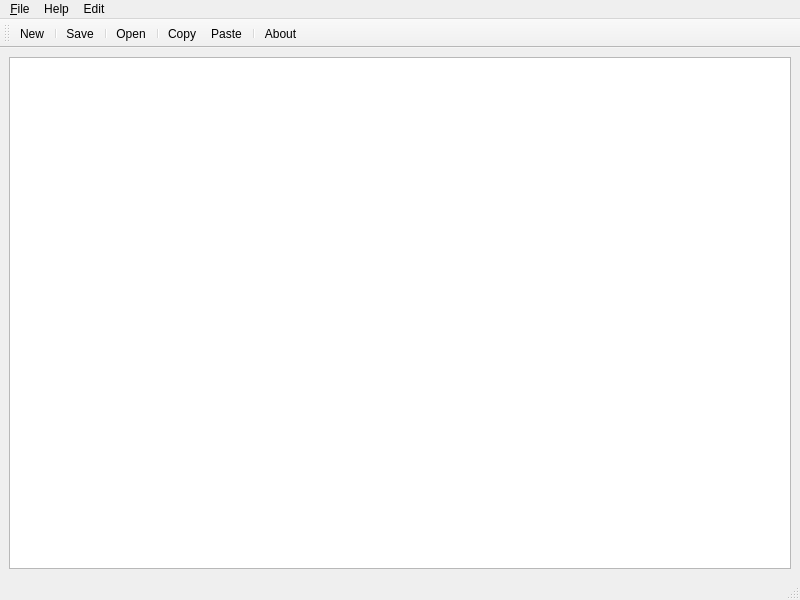
Qt form interfazArchivo.ui (jonathanfc15/Automatas_Final) before a commit.
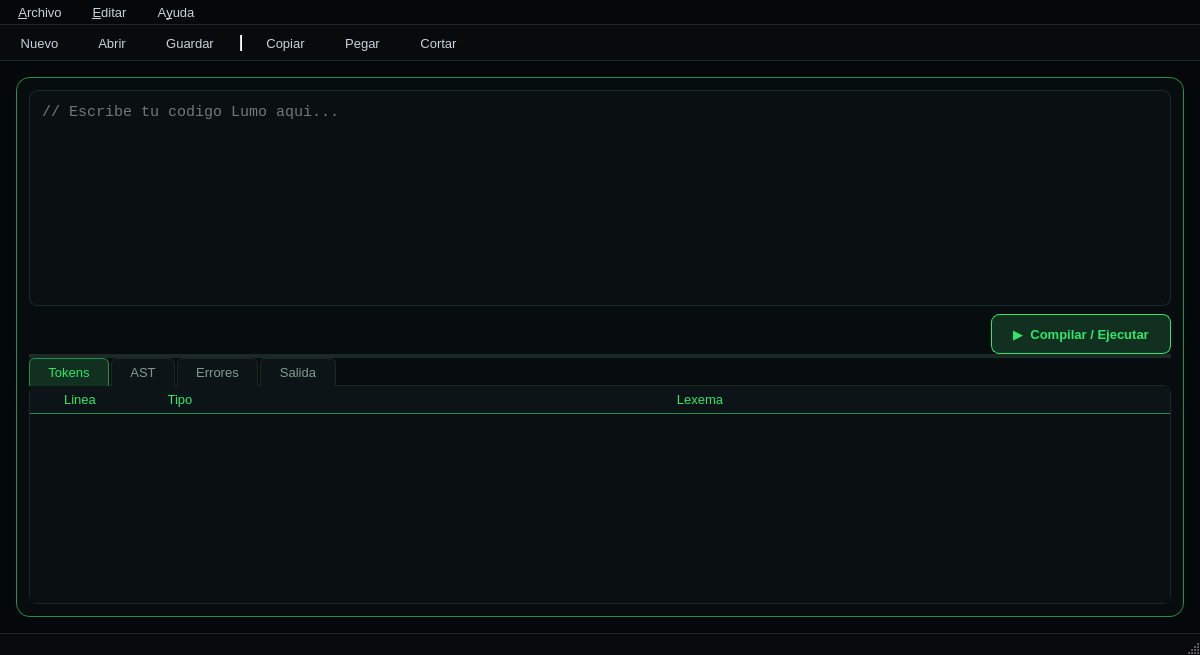
The same form after that commit. Icons and pictures are not drawn.

Commit message: Casi terminado

The edit to the form file:
```diff
--- a/interfazArchivo.ui
+++ b/interfazArchivo.ui
@@ -6,159 +6,365 @@
    <rect>
     <x>0</x>
     <y>0</y>
-    <width>800</width>
-    <height>600</height>
+    <width>1200</width>
+    <height>655</height>
    </rect>
   </property>
+  <property name="minimumSize">
+   <size>
+    <width>800</width>
+    <height>450</height>
+   </size>
+  </property>
   <property name="windowTitle">
-   <string>MainWindow</string>
+   <string>Editor Lumo</string>
+  </property>
+  <property name="styleSheet">
+   <string notr="true">QMainWindow {
+    background-color: #05080a;
+}
+QWidget#centralwidget {
+    background-color: #05080a;
+}
+QWidget {
+    color: #c9d1d9;
+    font-family: "Inter", "Segoe UI", "Noto Sans", sans-serif;
+    font-size: 10pt;
+}
+QFrame#marcoPrincipal {
+    background-color: rgba(8, 12, 14, 235);
+    border: 1px solid #1f8f4e;
+    border-radius: 14px;
+}
+QPlainTextEdit#plainTextEdit {
+    background-color: #0a0f12;
+    color: #d6e4dc;
+    border: 1px solid #1c2a26;
+    border-radius: 8px;
+    padding: 8px;
+    selection-background-color: #1f8f4e;
+    selection-color: #ffffff;
+    font-family: "JetBrains Mono", "Fira Code", "DejaVu Sans Mono", "Consolas", monospace;
+    font-size: 11pt;
+}
+QPlainTextEdit#plainTextEdit:focus {
+    border: 1px solid #2ee66b;
+}
+QPushButton#botonCompilar {
+    background-color: #12301f;
+    color: #2ee66b;
+    border: 1px solid #2ee66b;
+    border-radius: 8px;
+    padding: 8px 20px;
+    font-weight: 600;
+    min-height: 22px;
+}
+QPushButton#botonCompilar:hover {
+    background-color: #1a4a2e;
+    color: #7dffa8;
+    border: 1px solid #7dffa8;
+}
+QPushButton#botonCompilar:pressed {
+    background-color: #2ee66b;
+    color: #05080a;
+}
+QTabWidget::pane {
+    border: 1px solid #1c2a26;
+    border-radius: 8px;
+    background-color: #0a0f12;
+    top: -1px;
+}
+QTabBar::tab {
+    background-color: #0d1417;
+    color: #7f9a8d;
+    padding: 6px 18px;
+    border: 1px solid #1c2a26;
+    border-bottom: none;
+    border-top-left-radius: 6px;
+    border-top-right-radius: 6px;
+    margin-right: 2px;
+}
+QTabBar::tab:selected {
+    background-color: #12301f;
+    color: #2ee66b;
+    border-color: #1f8f4e;
+}
+QTreeWidget, QTableWidget, QPlainTextEdit#textoSalida, QListWidget {
+    background-color: #0a0f12;
+    color: #d6e4dc;
+    border: none;
+    alternate-background-color: #0d1417;
+    gridline-color: #1c2a26;
+    font-family: "JetBrains Mono", "Fira Code", "DejaVu Sans Mono", "Consolas", monospace;
+}
+QHeaderView::section {
+    background-color: #0d1417;
+    color: #2ee66b;
+    border: none;
+    border-bottom: 1px solid #1f8f4e;
+    padding: 4px 8px;
+}
+QMenuBar {
+    background-color: #05080a;
+    color: #c9d1d9;
+    border-bottom: 1px solid #1c2a26;
+}
+QMenuBar::item {
+    padding: 5px 12px;
+    background: transparent;
+}
+QMenuBar::item:selected {
+    background-color: #12301f;
+    color: #2ee66b;
+    border-radius: 4px;
+}
+QMenu {
+    background-color: #0a0f12;
+    border: 1px solid #1f8f4e;
+    border-radius: 6px;
+    padding: 4px;
+}
+QMenu::item {
+    padding: 6px 24px;
+    border-radius: 4px;
+}
+QMenu::item:selected {
+    background-color: #12301f;
+    color: #2ee66b;
+}
+QMenu::separator {
+    height: 1px;
+    background: #1c2a26;
+    margin: 4px 8px;
+}
+QToolBar {
+    background-color: #070b0d;
+    border: none;
+    border-bottom: 1px solid #1c2a26;
+    spacing: 6px;
+    padding: 4px;
+}
+QToolButton {
+    background: transparent;
+    color: #c9d1d9;
+    border: 1px solid transparent;
+    border-radius: 6px;
+    padding: 4px 10px;
+}
+QToolButton:hover {
+    background-color: #12301f;
+    border: 1px solid #1f8f4e;
+    color: #2ee66b;
+}
+QStatusBar {
+    background-color: #070b0d;
+    color: #7f9a8d;
+    border-top: 1px solid #1c2a26;
+}
+QScrollBar:vertical {
+    background: #070b0d;
+    width: 10px;
+    margin: 0;
+}
+QScrollBar::handle:vertical {
+    background: #1f8f4e;
+    border-radius: 5px;
+    min-height: 24px;
+}
+QScrollBar::add-line:vertical, QScrollBar::sub-line:vertical { height: 0; }
+QScrollBar:horizontal {
+    background: #070b0d;
+    height: 10px;
+    margin: 0;
+}
+QScrollBar::handle:horizontal {
+    background: #1f8f4e;
+    border-radius: 5px;
+    min-width: 24px;
+}
+QScrollBar::add-line:horizontal, QScrollBar::sub-line:horizontal { width: 0; }
+QSplitter::handle {
+    background-color: #1c2a26;
+}
+QSplitter::handle:hover {
+    background-color: #2ee66b;
+}</string>
   </property>
   <widget class="QWidget" name="centralwidget">
-   <layout class="QHBoxLayout" name="horizontalLayout">
+   <layout class="QVBoxLayout" name="layoutCentral">
+    <property name="spacing"><number>8</number></property>
+    <property name="leftMargin"><number>16</number></property>
+    <property name="topMargin"><number>16</number></property>
+    <property name="rightMargin"><number>16</number></property>
+    <property name="bottomMargin"><number>16</number></property>
     <item>
-     <widget class="QPlainTextEdit" name="plainTextEdit"/>
+     <widget class="QFrame" name="marcoPrincipal">
+      <property name="frameShape"><enum>QFrame::StyledPanel</enum></property>
+      <property name="frameShadow"><enum>QFrame::Plain</enum></property>
+      <layout class="QVBoxLayout" name="layoutMarco">
+       <property name="spacing"><number>10</number></property>
+       <property name="leftMargin"><number>12</number></property>
+       <property name="topMargin"><number>12</number></property>
+       <property name="rightMargin"><number>12</number></property>
+       <property name="bottomMargin"><number>12</number></property>
+       <item>
+        <widget class="QSplitter" name="splitterPrincipal">
+         <property name="orientation"><enum>Qt::Vertical</enum></property>
+         <property name="handleWidth"><number>4</number></property>
+         <widget class="QWidget" name="contenedorEditor">
+          <layout class="QVBoxLayout" name="layoutEditor">
+           <property name="spacing"><number>8</number></property>
+           <property name="leftMargin"><number>0</number></property>
+           <property name="topMargin"><number>0</number></property>
+           <property name="rightMargin"><number>0</number></property>
+           <property name="bottomMargin"><number>0</number></property>
+           <item>
+            <widget class="QPlainTextEdit" name="plainTextEdit">
+             <property name="font">
+              <font><family>Monospace</family><pointsize>11</pointsize></font>
+             </property>
+             <property name="lineWrapMode"><enum>QPlainTextEdit::NoWrap</enum></property>
+             <property name="tabStopDistance"><double>32.000000000000000</double></property>
+             <property name="placeholderText"><string>// Escribe tu codigo Lumo aqui...</string></property>
+            </widget>
+           </item>
+           <item>
+            <layout class="QHBoxLayout" name="layoutBotonEjecutar">
+             <item>
+              <spacer name="espaciadorIzquierdo">
+               <property name="orientation"><enum>Qt::Horizontal</enum></property>
+               <property name="sizeHint" stdset="0"><size><width>40</width><height>20</height></size></property>
+              </spacer>
+             </item>
+             <item>
+              <widget class="QPushButton" name="botonCompilar">
+               <property name="minimumSize"><size><width>180</width><height>36</height></size></property>
+               <property name="cursor"><cursorShape>PointingHandCursor</cursorShape></property>
+               <property name="toolTip"><string>Compilar y ejecutar el codigo (F5)</string></property>
+               <property name="text"><string>▶  Compilar / Ejecutar</string></property>
+               <property name="shortcut"><string>F5</string></property>
+              </widget>
+             </item>
+            </layout>
+           </item>
+          </layout>
+         </widget>
+         <widget class="QTabWidget" name="panelesResultados">
+          <property name="currentIndex"><number>0</number></property>
+          <widget class="QWidget" name="pestañasTokens">
+           <attribute name="title"><string>Tokens</string></attribute>
+           <layout class="QVBoxLayout" name="layoutTokens">
+            <property name="leftMargin"><number>0</number></property>
+            <property name="topMargin"><number>0</number></property>
+            <property name="rightMargin"><number>0</number></property>
+            <property name="bottomMargin"><number>0</number></property>
+            <item>
+             <widget class="QTableWidget" name="tablaTokens">
+              <property name="alternatingRowColors"><bool>true</bool></property>
+              <property name="editTriggers"><set>QAbstractItemView::NoEditTriggers</set></property>
+              <property name="selectionBehavior"><enum>QAbstractItemView::SelectRows</enum></property>
+              <attribute name="horizontalHeaderStretchLastSection"><bool>true</bool></attribute>
+              <attribute name="verticalHeaderVisible"><bool>false</bool></attribute>
+              <column><property name="text"><string>Linea</string></property></column>
+              <column><property name="text"><string>Tipo</string></property></column>
+              <column><property name="text"><string>Lexema</string></property></column>
+             </widget>
+            </item>
+           </layout>
+          </widget>
+          <widget class="QWidget" name="pestañasAST">
+           <attribute name="title"><string>AST</string></attribute>
+           <layout class="QVBoxLayout" name="layoutAST">
+            <property name="leftMargin"><number>0</number></property>
+            <property name="topMargin"><number>0</number></property>
+            <property name="rightMargin"><number>0</number></property>
+            <property name="bottomMargin"><number>0</number></property>
+            <item>
+             <widget class="QTreeWidget" name="arbolAST">
+              <property name="alternatingRowColors"><bool>true</bool></property>
+              <column><property name="text"><string>Nodo</string></property></column>
+             </widget>
+            </item>
+           </layout>
+          </widget>
+          <widget class="QWidget" name="pestañasErrores">
+           <attribute name="title"><string>Errores</string></attribute>
+           <layout class="QVBoxLayout" name="layoutErrores">
+            <property name="leftMargin"><number>0</number></property>
+            <property name="topMargin"><number>0</number></property>
+            <property name="rightMargin"><number>0</number></property>
+            <property name="bottomMargin"><number>0</number></property>
+            <item>
+             <widget class="QTableWidget" name="tablaErrores">
+              <property name="alternatingRowColors"><bool>true</bool></property>
+              <property name="editTriggers"><set>QAbstractItemView::NoEditTriggers</set></property>
+              <property name="selectionBehavior"><enum>QAbstractItemView::SelectRows</enum></property>
+              <attribute name="horizontalHeaderStretchLastSection"><bool>true</bool></attribute>
+              <attribute name="verticalHeaderVisible"><bool>false</bool></attribute>
+              <column><property name="text"><string>Linea</string></property></column>
+              <column><property name="text"><string>Columna</string></property></column>
+              <column><property name="text"><string>Descripcion</string></property></column>
+             </widget>
+            </item>
+           </layout>
+          </widget>
+          <widget class="QWidget" name="pestañasSalida">
+           <attribute name="title"><string>Salida</string></attribute>
+           <layout class="QVBoxLayout" name="layoutSalida">
+            <property name="leftMargin"><number>0</number></property>
+            <property name="topMargin"><number>0</number></property>
+            <property name="rightMargin"><number>0</number></property>
+            <property name="bottomMargin"><number>0</number></property>
+            <item>
+             <widget class="QPlainTextEdit" name="textoSalida">
+              <property name="font">
+               <font><family>Monospace</family><pointsize>10</pointsize></font>
+              </property>
+              <property name="readOnly"><bool>true</bool></property>
+              <property name="placeholderText"><string>La salida del programa aparecera aqui...</string></property>
+             </widget>
+            </item>
+           </layout>
+          </widget>
+         </widget>
+        </widget>
+       </item>
+      </layout>
+     </widget>
     </item>
    </layout>
   </widget>
-  <widget class="QMenuBar" name="menubar">
-   <property name="geometry">
-    <rect>
-     <x>0</x>
-     <y>0</y>
-     <width>800</width>
-     <height>33</height>
-    </rect>
-   </property>
-   <widget class="QMenu" name="menu_File">
-    <property name="title">
-     <string>&amp;File</string>
-    </property>
-    <addaction name="action_New"/>
-    <addaction name="separator"/>
-    <addaction name="actionOpen"/>
-    <addaction name="actionOpen_recent"/>
-    <addaction name="separator"/>
-    <addaction name="actionSave"/>
-    <addaction name="separator"/>
-    <addaction name="actionExit"/>
+  <widget class="QMenuBar" name="barraMenu">
+   <property name="geometry"><rect><x>0</x><y>0</y><width>1200</width><height>30</height></rect></property>
+   <widget class="QMenu" name="menuArchivo"><property name="title"><string>&amp;Archivo</string></property>
+    <addaction name="actionNuevo"/><addaction name="actionAbrir"/><addaction name="actionGuardar"/>
    </widget>
-   <widget class="QMenu" name="menuEdit">
-    <property name="title">
-     <string>Help</string>
-    </property>
-    <addaction name="actionAbout"/>
+   <widget class="QMenu" name="menuEditar"><property name="title"><string>&amp;Editar</string></property>
+    <addaction name="actionCopiar"/><addaction name="actionPegar"/><addaction name="actionCortar"/>
    </widget>
-   <widget class="QMenu" name="menuEdit_2">
-    <property name="title">
-     <string>Edit</string>
-    </property>
-    <addaction name="actionCopy"/>
-    <addaction name="actionPaste"/>
-    <addaction name="actionCut"/>
-    <addaction name="separator"/>
-    <addaction name="actionFind_and_Replace"/>
+   <widget class="QMenu" name="menuAyuda"><property name="title"><string>A&amp;yuda</string></property>
+    <addaction name="actionAcercaDe"/>
    </widget>
-   <addaction name="menu_File"/>
-   <addaction name="menuEdit"/>
-   <addaction name="menuEdit_2"/>
+   <addaction name="menuArchivo"/><addaction name="menuEditar"/><addaction name="menuAyuda"/>
   </widget>
-  <widget class="QStatusBar" name="statusbar"/>
-  <widget class="QToolBar" name="toolBar">
-   <property name="windowTitle">
-    <string>toolBar</string>
-   </property>
-   <attribute name="toolBarArea">
-    <enum>TopToolBarArea</enum>
-   </attribute>
-   <attribute name="toolBarBreak">
-    <bool>false</bool>
-   </attribute>
-   <addaction name="action_New"/>
+  <widget class="QToolBar" name="barraHerramientas">
+   <property name="windowTitle"><string>Barra de herramientas</string></property>
+   <property name="movable"><bool>false</bool></property>
+   <property name="toolButtonStyle"><enum>Qt::ToolButtonTextOnly</enum></property>
+   <attribute name="toolBarArea"><enum>TopToolBarArea</enum></attribute>
+   <attribute name="toolBarBreak"><bool>false</bool></attribute>
+   <addaction name="actionNuevo"/><addaction name="actionAbrir"/><addaction name="actionGuardar"/>
    <addaction name="separator"/>
-   <addaction name="actionSave"/>
-   <addaction name="separator"/>
-   <addaction name="actionOpen"/>
-   <addaction name="separator"/>
-   <addaction name="actionCopy"/>
-   <addaction name="actionPaste"/>
-   <addaction name="separator"/>
-   <addaction name="actionAbout"/>
+   <addaction name="actionCopiar"/><addaction name="actionPegar"/><addaction name="actionCortar"/>
   </widget>
-  <action name="action_New">
-   <property name="icon">
-    <iconset theme="QIcon::ThemeIcon::DocumentNew"/>
-   </property>
-   <property name="text">
-    <string>&amp;New...</string>
-   </property>
-  </action>
-  <action name="actionOpen">
-   <property name="icon">
-    <iconset>
-     <normaloff>icons/file-and-folder.png</normaloff>icons/file-and-folder.png</iconset>
-   </property>
-   <property name="text">
-    <string>&amp;Open...</string>
-   </property>
-   <property name="shortcut">
-    <string>Ctrl+O</string>
-   </property>
-  </action>
-  <action name="actionOpen_recent">
-   <property name="text">
-    <string>Open recent</string>
-   </property>
-  </action>
-  <action name="actionSave">
-   <property name="icon">
-    <iconset theme="QIcon::ThemeIcon::DocumentSave"/>
-   </property>
-   <property name="text">
-    <string>Save</string>
-   </property>
-  </action>
-  <action name="actionExit">
-   <property name="text">
-    <string>Exit</string>
-   </property>
-  </action>
-  <action name="actionAbout">
-   <property name="icon">
-    <iconset theme="QIcon::ThemeIcon::HelpAbout"/>
-   </property>
-   <property name="text">
-    <string>About...</string>
-   </property>
-  </action>
-  <action name="actionCopy">
-   <property name="icon">
-    <iconset theme="QIcon::ThemeIcon::EditCopy"/>
-   </property>
-   <property name="text">
-    <string>Copy</string>
-   </property>
-  </action>
-  <action name="actionPaste">
-   <property name="icon">
-    <iconset theme="QIcon::ThemeIcon::EditPaste"/>
-   </property>
-   <property name="text">
-    <string>Paste</string>
-   </property>
-  </action>
-  <action name="actionCut">
-   <property name="icon">
-    <iconset theme="QIcon::ThemeIcon::EditCut"/>
-   </property>
-   <property name="text">
-    <string>Cut</string>
-   </property>
-  </action>
-  <action name="actionFind_and_Replace">
-   <property name="text">
-    <string>Find and Replace</string>
-   </property>
-  </action>
+  <widget class="QStatusBar" name="barraEstado"><property name="sizeGripEnabled"><bool>true</bool></property></widget>
+  <action name="actionNuevo"><property name="text"><string>Nuevo</string></property><property name="shortcut"><string>Ctrl+N</string></property></action>
+  <action name="actionAbrir"><property name="text"><string>Abrir</string></property><property name="shortcut"><string>Ctrl+O</string></property></action>
+  <action name="actionGuardar"><property name="text"><string>Guardar</string></property><property name="shortcut"><string>Ctrl+S</string></property></action>
+  <action name="actionCopiar"><property name="text"><string>Copiar</string></property><property name="shortcut"><string>Ctrl+C</string></property></action>
+  <action name="actionPegar"><property name="text"><string>Pegar</string></property><property name="shortcut"><string>Ctrl+V</string></property></action>
+  <action name="actionCortar"><property name="text"><string>Cortar</string></property><property name="shortcut"><string>Ctrl+X</string></property></action>
+  <action name="actionAcercaDe"><property name="text"><string>Acerca de</string></property></action>
  </widget>
  <resources/>
  <connections/>
```
Left out of the diff: 13 changed lines with no effect on the pictures. The commit also changes 2 other files.
